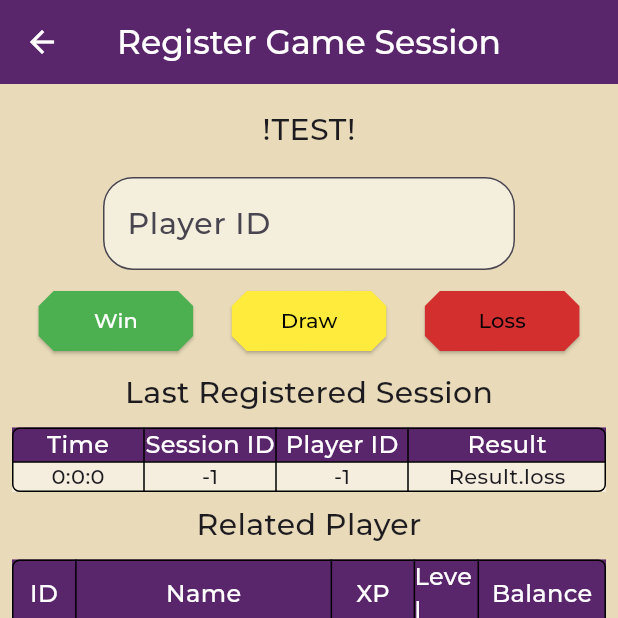
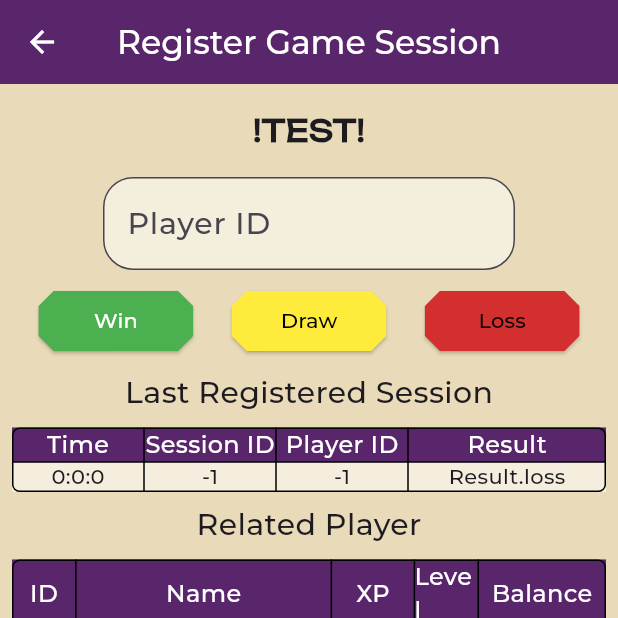
Before and after one commit to Flamenate/sentov-frontend, a Flutter app: the SessionScreen screen opened by its route, after a tap on "Submit", on a phone screen of 412 x 824 dp, the top half of it. Run offline on Flutter 3.47's test engine with Material 2 defaults, Android fonts, the light colour scheme and no system bars; our stand-ins replace go_router.

Commit message:
style: change game title font

```diff
--- a/lib/screens/session_screen.dart
+++ b/lib/screens/session_screen.dart
@@ -40,7 +40,10 @@
                   vertical: MediaQuery.of(context).size.height / 50),
               child: Text(
                 widget.gameTitle ?? "!TEST!",
-                style: TextStyle(fontSize: 20.0, fontWeight: FontWeight.w600),
+                style: TextStyle(
+                    fontSize: 20.0,
+                    fontWeight: FontWeight.w600,
+                    fontFamily: "Unbounded"),
               ),
             ),
           ),
```
